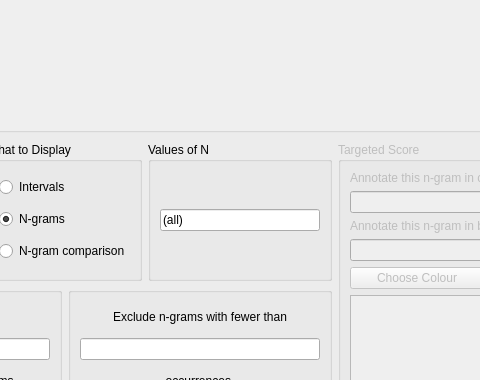
ELVIS-Project/vis-framework, file gui_files/new_main_window.ui: the form before one commit; both pictures show x 184 to 664 and y 0 to 380 of the 849 by 678 pixel window.
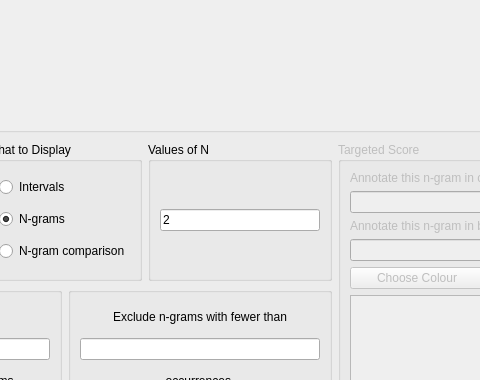
The form after the commit. Icons and pictures are not drawn.

Commit message:
Fixed Non-2 Values of N
vis now correctly searches for any values of 'n' specified, not just for
2-grams.

```diff
--- a/gui_files/new_main_window.ui
+++ b/gui_files/new_main_window.ui
@@ -689,7 +689,7 @@
               <item>
                <widget class="QLineEdit" name="line_show_these_ns">
                 <property name="text">
-                 <string>(all)</string>
+                 <string>2</string>
                 </property>
                </widget>
               </item>
```
The commit also changes 2 other files.
